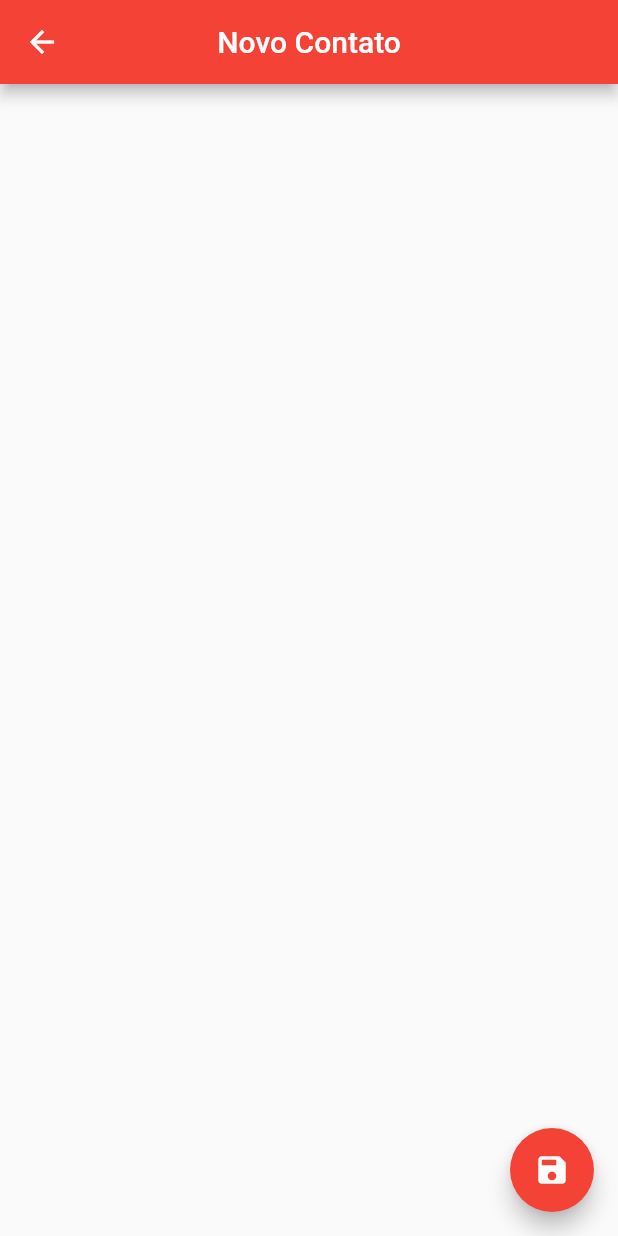
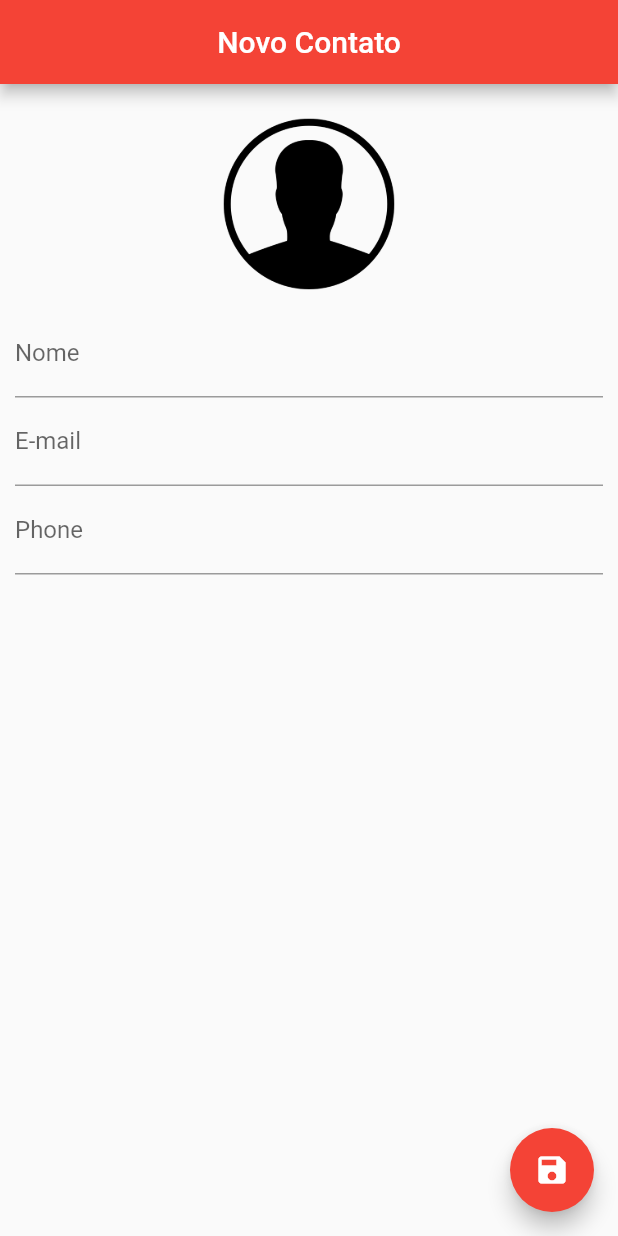
Before and after one commit to robertov8/agenda_contatos, a Flutter app: the ContactPage screen opened directly, on a phone screen of 412 x 824 dp. Run offline on Flutter 3.47's test engine with Material 2 defaults, Android fonts, the phone set to English and light mode, and no system bars; our stand-ins replace sqflite; accounts and stored records are empty.

Commit message:
86 - Layout da Tela de Contato

```diff
--- a/lib/main.dart
+++ b/lib/main.dart
@@ -5,7 +5,7 @@ import 'ui/home_page.dart';
 
 void main() {
   runApp(MaterialApp(
-    home: HomePage(),
+    home: ContactPage(),
     debugShowCheckedModeBanner: false,
   ));
 }
--- a/lib/ui/contact_page.dart
+++ b/lib/ui/contact_page.dart
@@ -1,7 +1,7 @@
+import 'dart:io';
 
 import 'package:agenda_contatos/helpers/contact_helper.dart';
 import 'package:flutter/material.dart';
-
 
 class ContactPage extends StatefulWidget {
   final Contact contact;
@@ -14,6 +14,10 @@ class ContactPage extends StatefulWidget {
 
 class _ContactPageState extends State<ContactPage> {
   Contact _editedContact;
+  bool _userEdited = false;
+  final _nameController = TextEditingController();
+  final _emailController = TextEditingController();
+  final _phoneController = TextEditingController();
 
   @override
   void initState() {
@@ -23,6 +27,10 @@ class _ContactPageState extends State<ContactPage> {
       _editedContact = Contact();
     } else {
       _editedContact = Contact.fromMap(widget.contact.toMap());
+
+      _nameController.text = _editedContact.name;
+      _emailController.text = _editedContact.email;
+      _phoneController.text = _editedContact.phone;
     }
   }
 
@@ -39,6 +47,55 @@ class _ContactPageState extends State<ContactPage> {
         child: Icon(Icons.save),
         backgroundColor: Colors.red,
       ),
+      body: SingleChildScrollView(
+        child: Padding(
+            padding: EdgeInsets.all(10.0),
+            child: Column(
+              children: <Widget>[
+                GestureDetector(
+                  child: Container(
+                    width: 140.0,
+                    height: 140.0,
+                    decoration: BoxDecoration(
+                        shape: BoxShape.circle,
+                        image: DecorationImage(
+                            image: _editedContact.img != null
+                                ? FileImage(File(_editedContact.img))
+                                : AssetImage('images/person.png'))),
+                  ),
+                ),
+                TextField(
+                  decoration: InputDecoration(labelText: 'Nome'),
+                  controller: _nameController,
+                  onChanged: (text) {
+                    _userEdited = true;
+
+                    setState(() {
+                      _editedContact.name = text;
+                    });
+                  },
+                ),
+                TextField(
+                  decoration: InputDecoration(labelText: 'E-mail'),
+                  controller: _emailController,
+                  keyboardType: TextInputType.emailAddress,
+                  onChanged: (text) {
+                    _userEdited = true;
+                    _editedContact.email = text;
+                  },
+                ),
+                TextField(
+                  decoration: InputDecoration(labelText: 'Phone'),
+                  controller: _phoneController,
+                  keyboardType: TextInputType.phone,
+                  onChanged: (text) {
+                    _userEdited = true;
+                    _editedContact.phone = text;
+                  },
+                )
+              ],
+            )),
+      ),
     );
   }
 }
```
